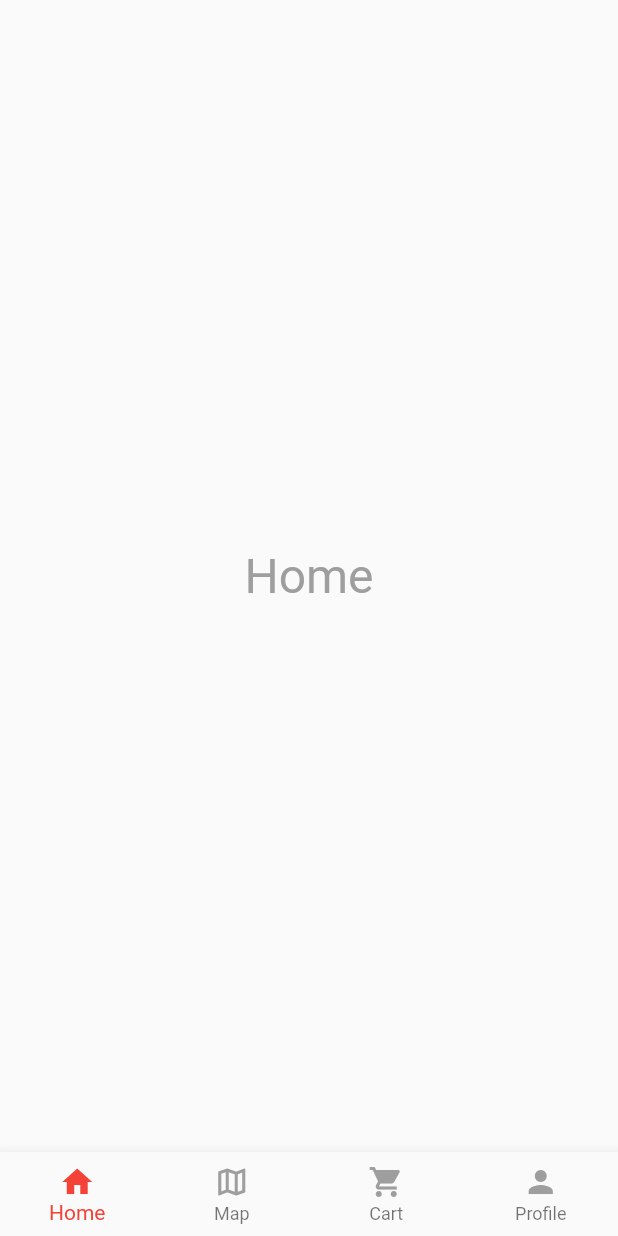
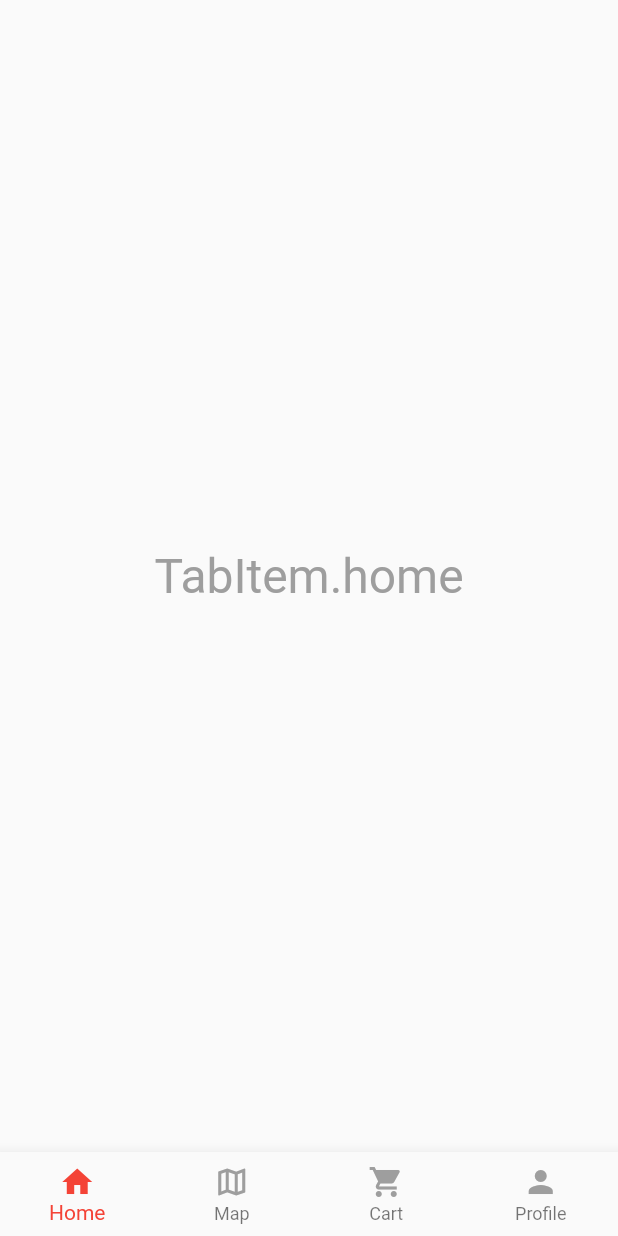
Before and after one commit to itsPeetah/flutter_multiple_navigation_stacks, a Flutter app: the screen it shows after launch, on a phone screen of 412 x 824 dp. Run offline on Flutter 3.47's test engine with Material 2 defaults, Android fonts, the phone set to English and light mode, and no system bars.

Commit message:
Added tab navigation

```diff
--- a/lib/components/navigation/main_navigation.dart
+++ b/lib/components/navigation/main_navigation.dart
@@ -1,5 +1,6 @@
 import 'package:flutter/material.dart';
 import 'package:flutter_multiple_navigation_stacks_1/components/navigation/bottom_navigation.dart';
+import 'package:flutter_multiple_navigation_stacks_1/components/navigation/tab_navigator.dart';
 import 'package:flutter_multiple_navigation_stacks_1/pages/hello.dart';
 import 'package:flutter_multiple_navigation_stacks_1/util/navigation/tab_item.dart';
 
@@ -16,6 +17,13 @@ class MainNavigationState extends State<MainNavigation> {
 
   // Navigator key used for nested navigation in the home page
   final _homeNavigatorKey = GlobalKey<NavigatorState>();
+
+  Map<TabItem, GlobalKey<NavigatorState>> navigatorKeys = {
+    TabItem.home: GlobalKey<NavigatorState>(),
+    TabItem.map: GlobalKey<NavigatorState>(),
+    TabItem.cart: GlobalKey<NavigatorState>(),
+    TabItem.profile: GlobalKey<NavigatorState>(),
+  };
 
   void _selectTab(TabItem tabItem) {
     if (tabItem == _currentTab) {
@@ -36,11 +44,18 @@ class MainNavigationState extends State<MainNavigation> {
     return Scaffold(
       body: PageView(
         controller: _pageController,
-        children: const [
-          HelloPage(title: "Home"),
-          HelloPage(title: "Map"),
-          HelloPage(title: "Cart"),
-          HelloPage(title: "Profile"),
+        children: [
+          TabNavigator(
+              navigatorKey: navigatorKeys[TabItem.home]!,
+              tabItem: TabItem.home),
+          TabNavigator(
+              navigatorKey: navigatorKeys[TabItem.map]!, tabItem: TabItem.map),
+          TabNavigator(
+              navigatorKey: navigatorKeys[TabItem.cart]!,
+              tabItem: TabItem.cart),
+          TabNavigator(
+              navigatorKey: navigatorKeys[TabItem.profile]!,
+              tabItem: TabItem.profile),
         ],
       ),
       bottomNavigationBar: BottomNavigation(
--- /dev/null
+++ b/lib/components/navigation/tab_navigator.dart
@@ -0,0 +1,58 @@
+import 'package:flutter/material.dart';
+import 'package:flutter_multiple_navigation_stacks_1/pages/hello.dart';
+import 'package:flutter_multiple_navigation_stacks_1/util/navigation/navigation_routes.dart';
+import 'package:flutter_multiple_navigation_stacks_1/util/navigation/tab_item.dart';
+
+class TabNavigator extends StatelessWidget {
+  const TabNavigator(
+      {Key? key, required this.navigatorKey, required this.tabItem})
+      : super(key: key);
+
+  final GlobalKey<NavigatorState> navigatorKey;
+  final TabItem tabItem;
+
+  void _push(BuildContext context, {int materialIndex: 500}) {
+    var routeBuilders = _routeBuilders(context, materialIndex: materialIndex);
+
+    Navigator.push(
+        context,
+        MaterialPageRoute(
+            builder: (context) =>
+                routeBuilders[TabNavigatorRoutes.detail]!(context)));
+  }
+
+  Map<String, WidgetBuilder> _routeBuilders(BuildContext context,
+      {int materialIndex: 500}) {
+    return {
+      TabNavigatorRoutes.root: (context) => HelloPage(
+            title: "$tabItem",
+          ),
+      // TabNavigatorRoutes.root: (context) => ColorsListPage(
+      //       color: TabHelper.color(tabItem),
+      //       title: TabHelper.description(tabItem),
+      //       onPush: (materialIndex) =>
+      //           _push(context, materialIndex: materialIndex),
+      //     ),
+      //
+      // TabNavigatorRoutes.detail: (context) => ColorDetailPage(
+      //       color: TabHelper.color(tabItem),
+      //       title: TabHelper.description(tabItem),
+      //       materialIndex: materialIndex,
+      //     ),
+    };
+  }
+
+  @override
+  Widget build(BuildContext context) {
+    var routeBuilders = _routeBuilders(context);
+
+    return Navigator(
+        key: navigatorKey,
+        initialRoute: TabNavigatorRoutes.root,
+        onGenerateRoute: (routeSettings) {
+          return MaterialPageRoute(
+              builder: (context) =>
+                  routeBuilders[routeSettings.name]!(context));
+        });
+  }
+}
--- a/lib/util/navigation/navigation_routes.dart
+++ b/lib/util/navigation/navigation_routes.dart
@@ -14,3 +14,8 @@ class MainNavigatorRouter {
     return null;
   }
 }
+
+class TabNavigatorRoutes {
+  static const String root = '/';
+  static const String detail = '/detail';
+}
```
